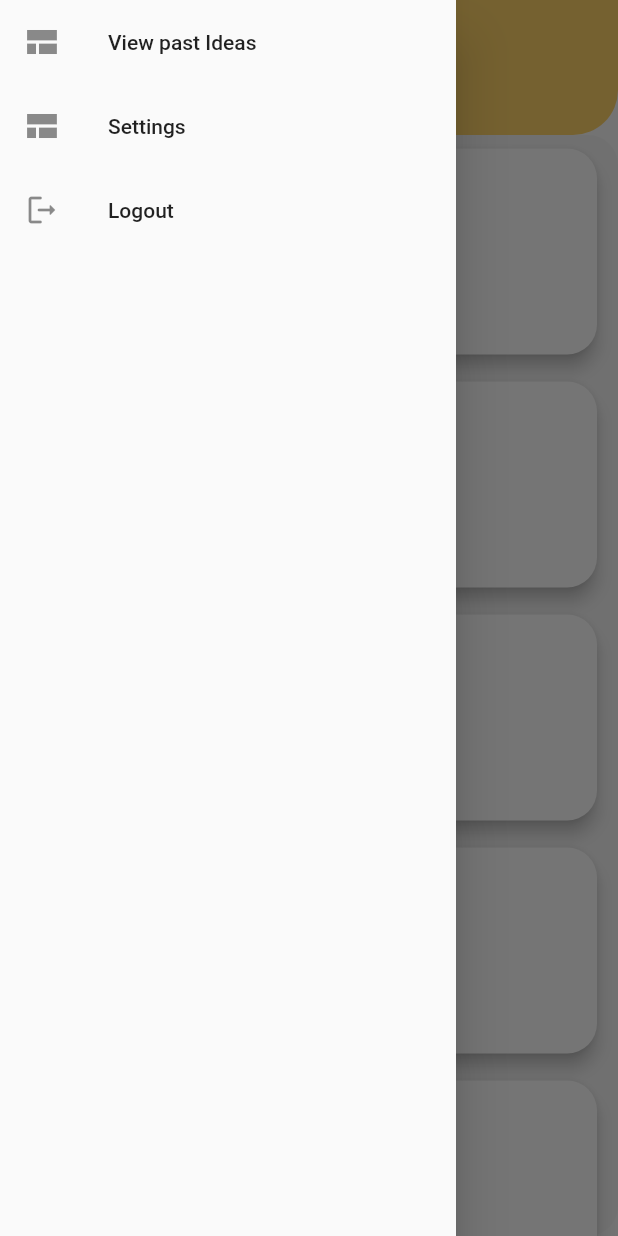
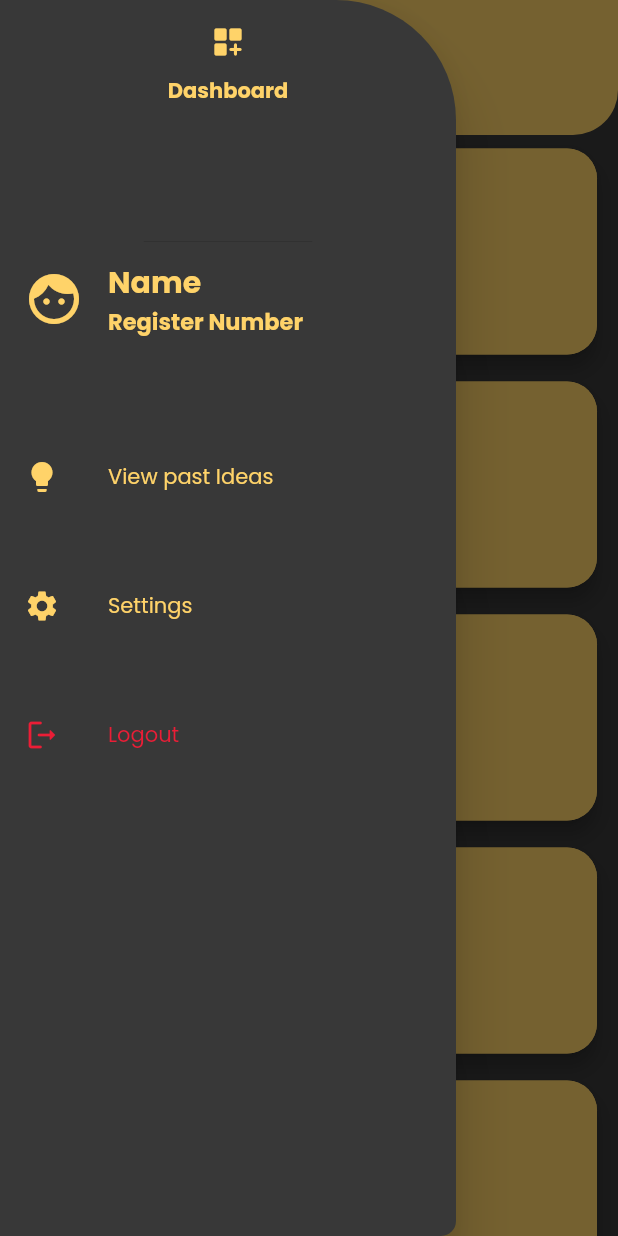
Before and after one commit to jesi318/serviz-old, a Flutter app: the screen it shows after launch, with the side drawer open, on a phone screen of 412 x 824 dp. Run offline on Flutter 3.47's test engine with Material 2 defaults, Android fonts, the phone set to English and light mode, and no system bars; our stand-ins replace firebase_core, get, google_fonts; accounts and stored records are empty.

Commit message:
Color changes to homepg and colored the drawer too, included profile view in drawer

```diff
--- a/lib/screens/homepg.dart
+++ b/lib/screens/homepg.dart
@@ -8,19 +8,20 @@ import 'package:google_fonts/google_fonts.dart';
 
 class HomePage extends StatelessWidget {
   const HomePage({Key? key}) : super(key: key);
-  final String week = "Week";
+  final String week = "Week ";
 
   @override
   Widget build(BuildContext context) {
     return Scaffold(
       appBar: MyAppBar(),
       drawer: NavigationDrawer(),
+      backgroundColor: AppColors.grey_background,
       body: Container(
         height: MediaQuery.of(context).size.height - 10,
         width: double.infinity,
         decoration: BoxDecoration(
           borderRadius: BorderRadius.all(Radius.circular(20)),
-          color: Color(0xFFF5F5F5),
+          color: AppColors.grey_background,
         ),
         child: ListView.builder(
             physics: BouncingScrollPhysics(),
@@ -33,6 +34,7 @@ class HomePage extends StatelessWidget {
                   child: Container(
                     child: SingleChildScrollView(
                       child: Card(
+                        color: AppColors.yellow_accent,
                         elevation: 5.0,
                         shape: RoundedRectangleBorder(
                             borderRadius: BorderRadius.circular(20.0)),
@@ -41,6 +43,9 @@ class HomePage extends StatelessWidget {
                           height: MediaQuery.of(context).size.height * (1 / 6),
                           padding: EdgeInsets.symmetric(
                               horizontal: 10.0, vertical: 10.0),
+                          decoration: BoxDecoration(
+                              color: AppColors.yellow_accent,
+                              borderRadius: BorderRadius.circular(20)),
                           child: Row(
                             mainAxisAlignment: MainAxisAlignment.spaceBetween,
                             crossAxisAlignment: CrossAxisAlignment.start,
@@ -53,10 +58,10 @@ class HomePage extends StatelessWidget {
                                     Align(
                                       alignment: AlignmentDirectional.center,
                                       child: Container(
-                                        width: 55.0,
-                                        height: 55.0,
+                                        width: 60.0,
+                                        height: 60.0,
                                         decoration: BoxDecoration(
-                                            color: Color(0xFFF5F5F5),
+                                            color: AppColors.grey_background,
                                             borderRadius: BorderRadius.all(
                                                 Radius.circular(20))),
                                         child: Container(
@@ -77,8 +82,8 @@ class HomePage extends StatelessWidget {
                                         Container(
                                           width: 100,
                                           child: Text(
-                                            "Name",
-                                            style: TextStyle(
+                                            week + '${index + 1}',
+                                            style: GoogleFonts.poppins(
                                                 color: Colors.black,
                                                 fontSize: 18.0,
                                                 fontWeight: FontWeight.bold),
@@ -90,7 +95,7 @@ class HomePage extends StatelessWidget {
                                           alignment:
                                               AlignmentDirectional.bottomEnd,
                                           child: Text("Text",
-                                              style: TextStyle(
+                                              style: GoogleFonts.poppins(
                                                   color: Colors.black,
                                                   fontSize: 15.0,
                                                   fontWeight:
--- a/lib/utils/colors.dart
+++ b/lib/utils/colors.dart
@@ -5,5 +5,5 @@ class AppColors {
   static const Color yellow_accent = Color.fromARGB(255, 255, 211, 105);
   static const Color black_background = Color.fromARGB(255, 33, 33, 33);
   static const Color white_text = Color.fromARGB(255, 246, 246, 246);
-  static const Color red_text = Color.fromARGB(255, 161, 0, 53);
+  static const Color red_text = Color.fromARGB(255, 235, 29, 54);
 }
--- a/lib/widgets/drawer/buildListItem.dart
+++ b/lib/widgets/drawer/buildListItem.dart
@@ -1,22 +1,102 @@
 import 'package:flutter/cupertino.dart';
 import 'package:flutter/material.dart';
+import 'package:google_fonts/google_fonts.dart';
+import 'package:serviz/utils/colors.dart';
 
 Widget buildListItems(BuildContext context) {
   return Column(
     children: [
+      DrawerHeader(
+          child: Column(
+        children: [
+          Icon(
+            Icons.dashboard_customize_rounded,
+            color: AppColors.yellow_accent,
+          ),
+          SizedBox(
+            height: 10,
+          ),
+          Text(
+            'Dashboard',
+            style: GoogleFonts.poppins(
+                fontWeight: FontWeight.bold, color: AppColors.yellow_accent),
+          ),
+        ],
+      )),
       ListTile(
-        leading: const Icon(Icons.view_comfy),
-        title: const Text('View past Ideas'),
+        /* shape: Border(
+          top: BorderSide(color: AppColors.yellow_accent, width: 1),
+          bottom: BorderSide(color: AppColors.yellow_accent, width: 1),
+        ),*/
+        leading: Icon(
+          Icons.face_rounded,
+          color: AppColors.yellow_accent,
+          size: 40,
+        ),
+        title: Column(
+          crossAxisAlignment: CrossAxisAlignment.start,
+          mainAxisAlignment: MainAxisAlignment.spaceEvenly,
+          children: [
+            Text(
+              'Name',
+              style: GoogleFonts.poppins(
+                  fontWeight: FontWeight.bold,
+                  fontSize: 20,
+                  color: AppColors.yellow_accent),
+            ),
+            Text(
+              'Register Number',
+              style: GoogleFonts.poppins(
+                  fontWeight: FontWeight.bold,
+                  fontSize: 15,
+                  color: AppColors.yellow_accent),
+            ),
+          ],
+        ),
+      ),
+      SizedBox(
+        height: 60,
+      ),
+      ListTile(
+        leading: Icon(
+          Icons.lightbulb,
+          color: AppColors.yellow_accent,
+        ),
+        title: Text(
+          'View past Ideas',
+          style: GoogleFonts.poppins(
+              fontWeight: FontWeight.normal, color: AppColors.yellow_accent),
+        ),
         onTap: () {},
       ),
+      SizedBox(
+        height: 30,
+      ),
       ListTile(
-        leading: const Icon(Icons.view_comfy),
-        title: const Text('Settings'),
+        leading: const Icon(
+          Icons.settings,
+          color: AppColors.yellow_accent,
+        ),
+        title: Text(
+          'Settings',
+          style: GoogleFonts.poppins(
+              fontWeight: FontWeight.normal, color: AppColors.yellow_accent),
+        ),
         onTap: () {},
       ),
+      SizedBox(
+        height: 30,
+      ),
       ListTile(
-        leading: const Icon(Icons.logout_rounded),
-        title: const Text('Logout'),
+        leading: const Icon(
+          Icons.logout_rounded,
+          color: AppColors.red_text,
+        ),
+        title: Text(
+          'Logout',
+          style: GoogleFonts.poppins(
+              fontWeight: FontWeight.normal, color: AppColors.red_text),
+        ),
         onTap: () {},
       ),
     ],
--- a/lib/widgets/drawer/drawer.dart
+++ b/lib/widgets/drawer/drawer.dart
@@ -1,6 +1,7 @@
 import 'package:flutter/material.dart';
 import 'package:flutter/src/foundation/key.dart';
 import 'package:flutter/src/widgets/framework.dart';
+import 'package:serviz/utils/colors.dart';
 import 'package:serviz/widgets/drawer/buildHeader.dart';
 import 'package:serviz/widgets/drawer/buildListItem.dart';
 
@@ -10,6 +11,11 @@ class NavigationDrawer extends StatelessWidget {
   @override
   Widget build(BuildContext context) {
     return Drawer(
+        shape: RoundedRectangleBorder(
+            borderRadius: BorderRadius.only(
+                topRight: Radius.circular(80),
+                bottomRight: Radius.circular(10))),
+        backgroundColor: AppColors.grey_background,
         child: SingleChildScrollView(
           child: Column(
             crossAxisAlignment: CrossAxisAlignment.stretch,
```
Lines whose indentation alone changed are shown as unchanged.
